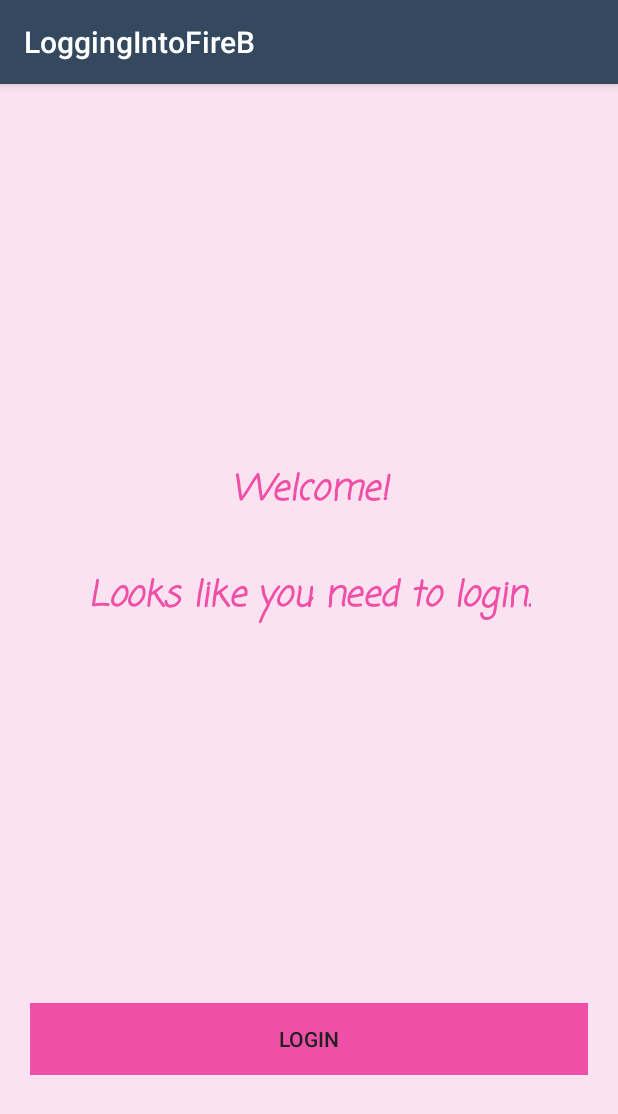
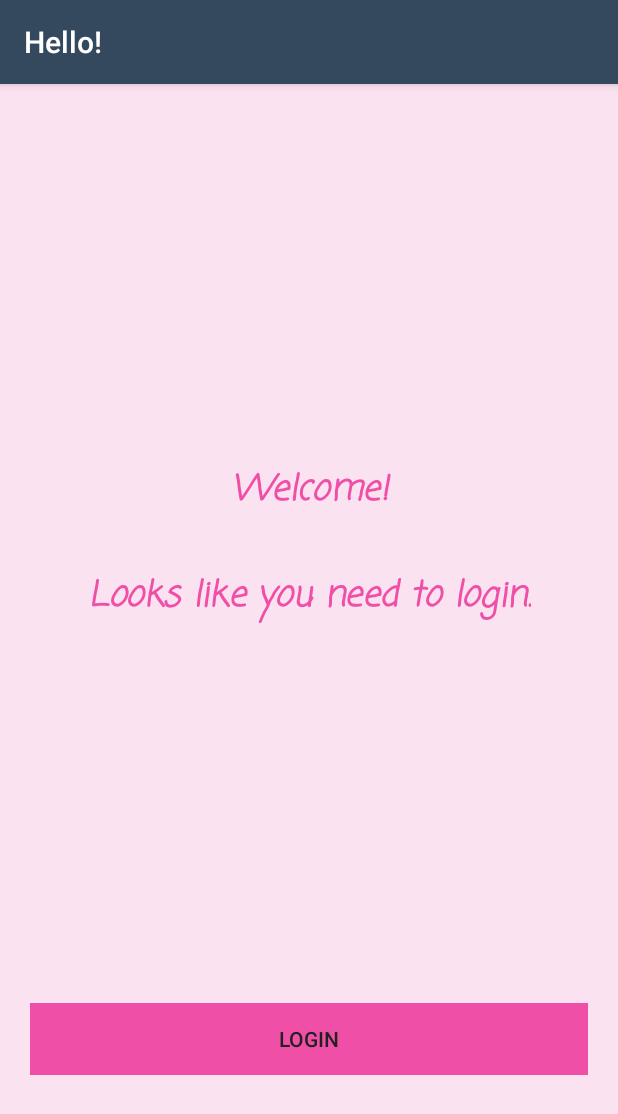
Before and after one commit to ba87688/Firebase-Map, an Android app: the screen it shows after launch (MainActivity), on a phone screen of 412 x 824 dp. Shown: the top 1114 px of the screen. Run offline under Robolectric (Android 15) with nearby library versions, the phone set to English and light mode, and no system bars; our stand-ins replace Dagger/Hilt's generated code, Firebase (no records; nobody signed in at launch, a user with empty details on screens opened directly), Room's generated code, navigation-ui; libraries missing offline, so code that uses them is left out: com.firebase.ui.

```diff
--- a/app/src/main/java/com/example2/roomapp/MainActivity.kt
+++ b/app/src/main/java/com/example2/roomapp/MainActivity.kt
@@ -2,6 +2,8 @@ package com.example2.roomapp
 
 import androidx.appcompat.app.AppCompatActivity
 import android.os.Bundle
+import android.widget.Toolbar
+import androidx.appcompat.app.ActionBar
 import androidx.databinding.DataBindingUtil
 import androidx.navigation.NavController
 import androidx.navigation.fragment.NavHostFragment
@@ -15,15 +17,28 @@ import dagger.hilt.android.AndroidEntryPoint
 class MainActivity : AppCompatActivity() {
 
     private lateinit var binding:ActivityMainBinding
+    private lateinit var navController:NavController
+    private lateinit var actionBar: ActionBar
 
     override fun onCreate(savedInstanceState: Bundle?) {
         super.onCreate(savedInstanceState)
         binding = ActivityMainBinding.inflate(layoutInflater)
 
+        val navHostFrag =
+            supportFragmentManager.findFragmentById(R.id.myNavHostFragment) as NavHostFragment
+        navController = navHostFrag.findNavController()
+
+        setContentView(binding.root)
 
 
-        setContentView(binding.root)
+        actionBar =supportActionBar!!
+
+        NavController.OnDestinationChangedListener { navController, destination, arguments ->
+            title = when (destination.id) {
+                else -> "Default title"
+            }
+
+        }
     }
 
-
 }
--- a/app/src/main/java/com/example2/roomapp/fragments/login/LoginFragment.kt
+++ b/app/src/main/java/com/example2/roomapp/fragments/login/LoginFragment.kt
@@ -9,6 +9,7 @@ import androidx.fragment.app.Fragment
 import android.view.LayoutInflater
 import android.view.View
 import android.view.ViewGroup
+import androidx.appcompat.app.AppCompatActivity
 import androidx.fragment.app.viewModels
 import androidx.lifecycle.Observer
 import androidx.lifecycle.ViewModelProvider
@@ -45,6 +46,7 @@ class LoginFragment : Fragment() {
 
         val viewModelFactory = LoginViewModelFactory ( db, application,null,this)
         viewModel = ViewModelProvider(this, viewModelFactory).get(LoginViewModel::class.java)
+        (activity as AppCompatActivity).supportActionBar?.title = getString(R.string.login_screen)
 
 
 
--- a/app/src/main/java/com/example2/roomapp/fragments/reminderlist/RemindersFragment.kt
+++ b/app/src/main/java/com/example2/roomapp/fragments/reminderlist/RemindersFragment.kt
@@ -30,6 +30,7 @@ import com.example2.roomapp.viewmodels.login.LoginViewModelFactory
 import com.firebase.ui.auth.AuthUI
 import kotlinx.coroutines.launch
 import android.view.Gravity
+import androidx.appcompat.app.AppCompatActivity
 import com.example2.roomapp.other.Constants.REQUEST_LOCATION_PERMISSION
 import dagger.hilt.android.AndroidEntryPoint
 import javax.inject.Inject
@@ -62,6 +63,7 @@ class RemindersFragment : Fragment(), RemainderRecyclerViewAdapter.OnItemClickLi
         val viewModelFactory = LoginViewModelFactory(datasource, application,null,this)
         viewModel = ViewModelProvider(this, viewModelFactory).get(LoginViewModel::class.java)
 
+        (activity as AppCompatActivity).supportActionBar?.title = getString(R.string.current_reminders)
 
         enableMyLocation()
         enableMyLocation2()
--- a/app/src/main/java/com/example2/roomapp/fragments/reminderlist/detaileditreminder/EditReminderFragment.kt
+++ b/app/src/main/java/com/example2/roomapp/fragments/reminderlist/detaileditreminder/EditReminderFragment.kt
@@ -7,9 +7,11 @@ import androidx.fragment.app.Fragment
 import android.view.LayoutInflater
 import android.view.View
 import android.view.ViewGroup
+import androidx.appcompat.app.AppCompatActivity
 import androidx.lifecycle.ViewModelProvider
 import androidx.navigation.fragment.findNavController
 import androidx.navigation.fragment.navArgs
+import com.example2.roomapp.R
 import com.example2.roomapp.data.database.RemindersDatabase
 import com.example2.roomapp.databinding.FragmentEditReminderBinding
 import com.example2.roomapp.geofence.GeofenceHelper
@@ -43,6 +45,7 @@ class EditReminderFragment : Fragment() {
 
         val viewModelFactory = LoginViewModelFactory(db, application,null,this)
         viewModel = ViewModelProvider(this, viewModelFactory).get(LoginViewModel::class.java)
+        (activity as AppCompatActivity).supportActionBar?.title = getString(R.string.edit_reminders)
 
         val reminder = args.reminderToEdit
 
--- a/app/src/main/java/com/example2/roomapp/fragments/savingfragment/SavingReminderFragment.kt
+++ b/app/src/main/java/com/example2/roomapp/fragments/savingfragment/SavingReminderFragment.kt
@@ -7,6 +7,7 @@ import androidx.fragment.app.Fragment
 import android.view.LayoutInflater
 import android.view.View
 import android.view.ViewGroup
+import androidx.appcompat.app.AppCompatActivity
 import androidx.lifecycle.ViewModelProvider
 import androidx.lifecycle.lifecycleScope
 import androidx.navigation.fragment.findNavController
@@ -51,6 +52,7 @@ class SavingReminderFragment : Fragment() {
         val viewModelFactory = LoginViewModelFactory(db, application,null,this)
         viewModel = ViewModelProvider(this, viewModelFactory).get(LoginViewModel::class.java)
 
+        (activity as AppCompatActivity).supportActionBar?.title = getString(R.string.save_screen)
 
         val reminder = args.reminder
 
--- a/app/src/main/res/navigation/nav_graph.xml
+++ b/app/src/main/res/navigation/nav_graph.xml
@@ -8,7 +8,6 @@
     <fragment
         android:id="@+id/loginFragment"
         android:name="com.example2.roomapp.fragments.login.LoginFragment"
-        android:label="Welcome"
         tools:layout="@layout/fragment_login">
 
         <action
@@ -25,7 +24,6 @@
             app:destination="@id/loginFragment"
             app:popUpTo="@+id/loginFragment"
             app:popUpToInclusive="true"/>
-
         <action
             android:id="@+id/action_remindersFragment_to_currentlocationfragment"
             app:destination="@id/currentLocationFragment"/>
--- a/app/src/main/res/values/strings.xml
+++ b/app/src/main/res/values/strings.xml
@@ -1,5 +1,9 @@
 <resources>
     <string name="app_name">LoggingIntoFireB</string>
+    <string name="current_reminders">Current Reminders</string>
+    <string name="edit_reminders">Edit Reminder</string>
+    <string name="login_screen">Hello!</string>
+    <string name="save_screen">Save Your Reminder</string>
     <!-- TODO: Remove or change this placeholder text -->
     <string name="hello_blank_fragment">Hello blank fragment</string>
     <string name="welcome_message">44</string>
```
